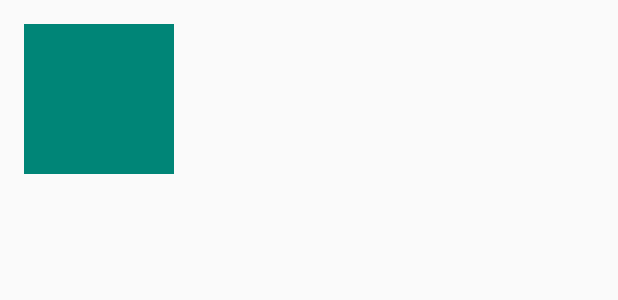
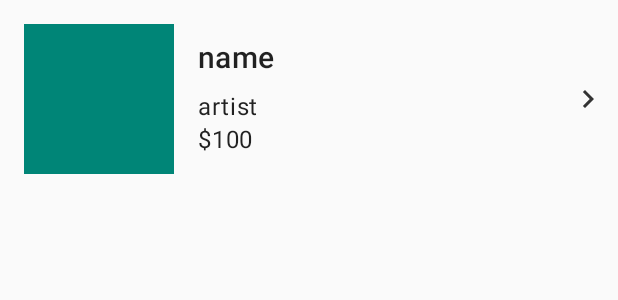
Before and after one commit to last3oy/JingleBell, an Android app: the layout item_song.xml on its own in the app's theme, with its tools: preview values and no code run, on a phone screen of 412 x 824 dp. Shown: the top 300 px of the screen. Run offline under Robolectric (Android 15) with nearby library versions, the phone set to English and light mode, and no system bars.

Commit message:
add song fragment

```diff
--- a/app/build.gradle.kts
+++ b/app/build.gradle.kts
@@ -27,6 +27,10 @@ android {
     sourceSets {
         getByName("main").java.srcDirs("src/main/kotlin")
     }
+
+    androidExtensions {
+        isExperimental = true
+    }
 }
 
 dependencies {
--- a/app/src/main/AndroidManifest.xml
+++ b/app/src/main/AndroidManifest.xml
@@ -14,13 +14,15 @@
         android:theme="@style/AppTheme"
         tools:ignore="GoogleAppIndexingWarning">
 
-        <activity android:name=".MainActivity">
+        <activity android:name=".activity.MainActivity">
             <intent-filter>
                 <action android:name="android.intent.action.MAIN" />
 
                 <category android:name="android.intent.category.LAUNCHER" />
             </intent-filter>
         </activity>
+        <activity android:name=".activity.SongInfoActivity" />
+
     </application>
 
 </manifest>
--- a/app/src/main/kotlin/scb/academy/jinglebell/service/ArtistApiService.kt
+++ b/app/src/main/kotlin/scb/academy/jinglebell/service/ArtistApiService.kt
@@ -2,9 +2,11 @@ package scb.academy.jinglebell.service
 
 import retrofit2.Call
 import retrofit2.http.GET
+import retrofit2.http.Query
+import scb.academy.jinglebell.vo.SongSearchResult
 
 interface ArtistApiService {
 
-    @GET()
-    fun songs(): Call<String>
+    @GET("search?entity=song")
+    fun songs(@Query("term") artistName: String): Call<SongSearchResult>
 }
--- /dev/null
+++ b/app/src/main/res/drawable-anydpi/ic_next.xml
@@ -0,0 +1,10 @@
+<vector xmlns:android="http://schemas.android.com/apk/res/android"
+    android:width="24dp"
+    android:height="24dp"
+    android:viewportWidth="24"
+    android:viewportHeight="24"
+    android:tint="#333333">
+    <path
+        android:fillColor="#FF000000"
+        android:pathData="M10,6L8.59,7.41 13.17,12l-4.58,4.59L10,18l6,-6z"/>
+</vector>
--- a/app/src/main/res/layout/activity_main.xml
+++ b/app/src/main/res/layout/activity_main.xml
@@ -4,7 +4,7 @@
     xmlns:tools="http://schemas.android.com/tools"
     android:layout_width="match_parent"
     android:layout_height="match_parent"
-    tools:context=".MainActivity">
+    tools:context=".activity.MainActivity">
 
     <FrameLayout
         android:id="@+id/container"
--- a/app/src/main/res/layout/item_song.xml
+++ b/app/src/main/res/layout/item_song.xml
@@ -3,13 +3,16 @@
     xmlns:app="http://schemas.android.com/apk/res-auto"
     xmlns:tools="http://schemas.android.com/tools"
     android:layout_width="match_parent"
-    android:layout_height="match_parent">
+    android:layout_height="wrap_content"
+    android:background="?selectableItemBackground">
 
     <ImageView
-        android:id="@+id/iv_song_cover_image"
+        android:id="@+id/iv_song_artwork"
         android:layout_width="100dp"
         android:layout_height="100dp"
         android:layout_margin="16dp"
+        android:scaleType="centerCrop"
+        app:layout_constraintBottom_toBottomOf="parent"
         app:layout_constraintEnd_toStartOf="@id/tv_song_name"
         app:layout_constraintStart_toStartOf="parent"
         app:layout_constraintTop_toTopOf="parent"
@@ -17,9 +20,46 @@
 
     <TextView
         android:id="@+id/tv_song_name"
-        android:layout_width="wrap_content"
+        style="@style/TextAppearance.MaterialComponents.Headline6"
+        android:layout_width="0dp"
         android:layout_height="wrap_content"
-        app:layout_constraintStart_toEndOf="@id/iv_song_cover_image"
-        app:layout_constraintTop_toTopOf="@id/iv_song_cover_image" />
+        android:layout_marginTop="8dp"
+        app:layout_constraintEnd_toEndOf="@id/iv_next"
+        app:layout_constraintStart_toEndOf="@id/iv_song_artwork"
+        app:layout_constraintTop_toTopOf="@id/iv_song_artwork"
+        tools:text="name" />
+
+    <TextView
+        android:id="@+id/tv_song_artist"
+        style="@style/TextAppearance.MaterialComponents.Body1"
+        android:layout_width="0dp"
+        android:layout_height="wrap_content"
+        android:layout_marginTop="8dp"
+        app:layout_constraintEnd_toEndOf="@id/tv_song_name"
+        app:layout_constraintStart_toStartOf="@id/tv_song_name"
+        app:layout_constraintTop_toBottomOf="@id/tv_song_name"
+        tools:text="artist" />
+
+    <TextView
+        android:id="@+id/tv_song_price"
+        style="@style/TextAppearance.MaterialComponents.Body1"
+        android:layout_width="0dp"
+        android:layout_height="wrap_content"
+        app:layout_constraintEnd_toEndOf="@id/tv_song_name"
+        app:layout_constraintStart_toStartOf="@id/tv_song_artist"
+        app:layout_constraintTop_toBottomOf="@id/tv_song_artist"
+        tools:text="$100" />
+
+    <ImageView
+        android:id="@+id/iv_next"
+        android:layout_width="24dp"
+        android:layout_height="24dp"
+        android:layout_margin="8dp"
+        android:src="@drawable/ic_next"
+        app:layout_constraintBottom_toBottomOf="parent"
+        app:layout_constraintEnd_toEndOf="parent"
+        app:layout_constraintStart_toEndOf="@id/tv_song_name"
+        app:layout_constraintTop_toTopOf="parent"
+        app:layout_constraintVertical_bias="0.5" />
 
 </androidx.constraintlayout.widget.ConstraintLayout>
```
Also changed, not shown: app/src/main/kotlin/scb/academy/jinglebell/activity/MainActivity.kt (renamed from app/src/main/kotlin/scb/academy/jinglebell/MainActivity.kt, +5 -4 lines), app/src/main/kotlin/scb/academy/jinglebell/activity/SongInfoActivity.kt (added, +36 -0 lines), app/src/main/kotlin/scb/academy/jinglebell/adapter/BAdapter.kt (deleted, +0 -52 lines), app/src/main/kotlin/scb/academy/jinglebell/adapter/SongAdapter.kt (added, +57 -0 lines), app/src/main/kotlin/scb/academy/jinglebell/fragment/BFragment.kt (deleted, +0 -51 lines), app/src/main/kotlin/scb/academy/jinglebell/fragment/SongListFragment.kt (added, +78 -0 lines), app/src/main/kotlin/scb/academy/jinglebell/vo/Song.kt (added, +18 -0 lines), app/src/main/kotlin/scb/academy/jinglebell/vo/SongSearchResult.kt (added, +8 -0 lines), app/src/main/res/layout/activity_song_info.xml (added, +119 -0 lines), app/src/main/res/drawable-hdpi/ic_next.png (added), app/src/main/res/drawable-mdpi/ic_next.png (added), app/src/main/res/drawable-xhdpi/ic_next.png (added), app/src/main/res/drawable-xxhdpi/ic_next.png (added).
